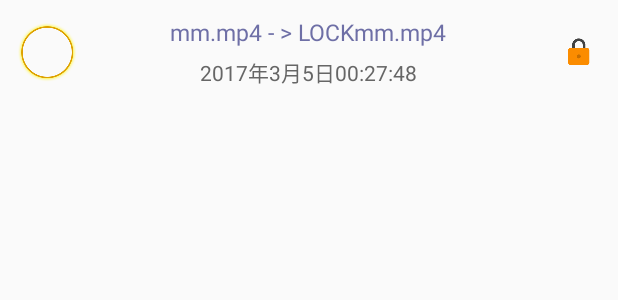
After one commit to 1004145468/SafeManager, an Android app: the layout item_filelock.xml on its own in the app's theme, with its tools: preview values and no code run, on a phone screen of 412 x 824 dp. The commit adds this screen. Shown: the top 300 px of the screen. Run offline under Robolectric (Android 15) with nearby library versions, the phone set to English and light mode, and no system bars.

Commit message:
完成filelock模块

```diff
--- a/SafeManager/app/src/main/java/com/yl/safemanager/LoginActivity.java
+++ b/SafeManager/app/src/main/java/com/yl/safemanager/LoginActivity.java
@@ -11,7 +11,6 @@ import android.view.View;
 import android.widget.EditText;
 import android.widget.ImageView;
 import android.widget.TextView;
-import android.widget.Toast;
 
 import com.facebook.drawee.view.SimpleDraweeView;
 import com.gitonway.lee.niftynotification.lib.Effects;
@@ -53,7 +52,7 @@ public class LoginActivity extends BaseActivity {
         super.onCreate(savedInstanceState);
         setContentView(R.layout.activity_login);
         ButterKnife.bind(this);//初始化ButterKnife的綁定
-        SFGT.gotoFunctionActivity(this);
+        //SFGT.gotoFunctionActivity(this);
         mForgetView.setPaintFlags(Paint.UNDERLINE_TEXT_FLAG);//设置下划线
         mRegisterView.setPaintFlags(Paint.UNDERLINE_TEXT_FLAG);//设置下划线
         mUserView.addTextChangedListener(new TextChangeHanlder(R.id.et_user));
--- a/SafeManager/app/src/main/java/com/yl/safemanager/adapter/FunctionAdapter.java
+++ b/SafeManager/app/src/main/java/com/yl/safemanager/adapter/FunctionAdapter.java
@@ -62,10 +62,10 @@ public class FunctionAdapter extends RecyclerView.Adapter<BaseSfHolder> {
         View rootView = null;
         BaseSfHolder baseSfHolder = null;
         if (viewType == SafeFunctionItem.TYPE_HEAD) {
-            rootView = mLayoutInflater.inflate(R.layout.view_headinfo, parent, false);
+            rootView = mLayoutInflater.inflate(R.layout.item_headinfo, parent, false);
             baseSfHolder = new HeadViewHolder(rootView);
         } else if (viewType == SafeFunctionItem.TYPE_FUNCTION) {
-            rootView = mLayoutInflater.inflate(R.layout.view_functionitem, parent, false);
+            rootView = mLayoutInflater.inflate(R.layout.item_functionitem, parent, false);
             baseSfHolder = new FunctionViewHolder(rootView);
         }
         return baseSfHolder;
--- /dev/null
+++ b/SafeManager/app/src/main/res/layout/item_filelock.xml
@@ -0,0 +1,55 @@
+<?xml version="1.0" encoding="utf-8"?>
+<RelativeLayout xmlns:android="http://schemas.android.com/apk/res/android"
+    android:id="@+id/id_root"
+    android:layout_width="match_parent"
+    android:layout_height="70dp">
+
+    <TextView
+        android:id="@+id/tv_num"
+        android:layout_width="wrap_content"
+        android:layout_height="wrap_content"
+        android:layout_centerVertical="true"
+        android:layout_marginLeft="12dp"
+        android:background="@drawable/ring_filelock"
+        android:gravity="center"
+        android:textColor="@color/color1"
+        android:textSize="15sp" />
+
+    <ImageView
+        android:layout_width="wrap_content"
+        android:layout_height="wrap_content"
+        android:layout_alignParentRight="true"
+        android:layout_centerVertical="true"
+        android:layout_marginRight="15dp"
+        android:src="@drawable/log_filelock" />
+
+    <LinearLayout
+        android:layout_width="wrap_content"
+        android:layout_height="wrap_content"
+        android:layout_centerInParent="true"
+        android:gravity="center_horizontal"
+        android:orientation="vertical">
+
+
+        <TextView
+            android:id="@+id/tv_filename"
+            android:layout_width="wrap_content"
+            android:layout_height="wrap_content"
+            android:maxWidth="250dp"
+            android:singleLine="true"
+            android:text="mm.mp4 - > LOCKmm.mp4"
+            android:textColor="@color/color2"
+            android:textSize="15sp" />
+
+        <TextView
+            android:id="@+id/tv_time"
+            android:layout_width="wrap_content"
+            android:layout_height="wrap_content"
+            android:layout_marginTop="5dp"
+            android:singleLine="true"
+            android:text="2017年3月5日00:27:48"
+            android:textColor="@color/color1" />
+
+    </LinearLayout>
+
+</RelativeLayout>
--- a/SafeManager/build.gradle
+++ b/SafeManager/build.gradle
@@ -3,10 +3,12 @@
 buildscript {
     repositories {
         jcenter()
+        mavenCentral()
     }
     dependencies {
-        classpath 'com.android.tools.build:gradle:2.2.3'
+        classpath 'com.android.tools.build:gradle:2.3.0'
         classpath 'com.jakewharton:butterknife-gradle-plugin:8.5.1'  //ButterKnife插件
+        classpath "io.realm:realm-gradle-plugin:1.2.0"
 
         // NOTE: Do not place your application dependencies here; they belong
         // in the individual module build.gradle files
```
Also changed, not shown: SafeManager/app/build.gradle (+4 -4 lines), SafeManager/app/src/main/java/com/yl/safemanager/FileLockActivity.java (+71 -12 lines), SafeManager/app/src/main/java/com/yl/safemanager/adapter/LockFileAdapter.java (added, +91 -0 lines), SafeManager/app/src/main/java/com/yl/safemanager/entities/LockFileModel.java (added, +90 -0 lines), SafeManager/app/src/main/java/com/yl/safemanager/interfact/OnResultAttachedListener.java (added, +10 -0 lines), SafeManager/app/src/main/java/com/yl/safemanager/interfact/onEncryptItemOnclickListener.java (added, +9 -0 lines), SafeManager/app/src/main/java/com/yl/safemanager/utils/DataBaseUtils.java (added, +101 -0 lines), SafeManager/app/src/main/res/drawable-xxhdpi/log_filelock.png (added), SafeManager/app/src/main/res/drawable-xxhdpi/ring_filelock.png (added), SafeManager/app/src/main/res/layout/item_functionitem.xml (renamed from SafeManager/app/src/main/res/layout/view_functionitem.xml), SafeManager/app/src/main/res/layout/item_headinfo.xml (renamed from SafeManager/app/src/main/res/layout/view_headinfo.xml), SafeManager/gradle/wrapper/gradle-wrapper.properties.
